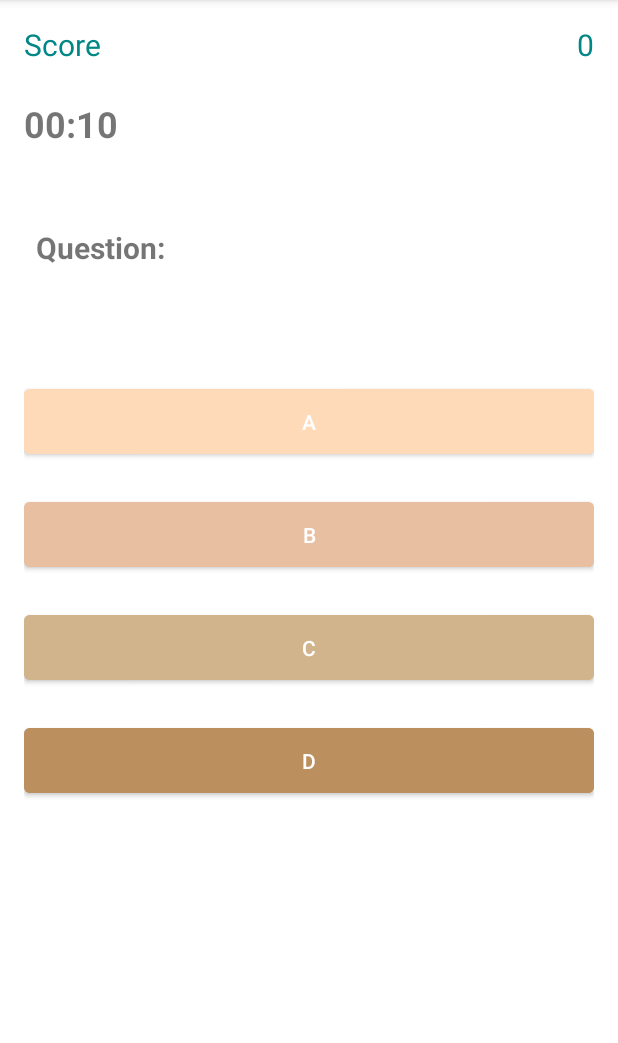
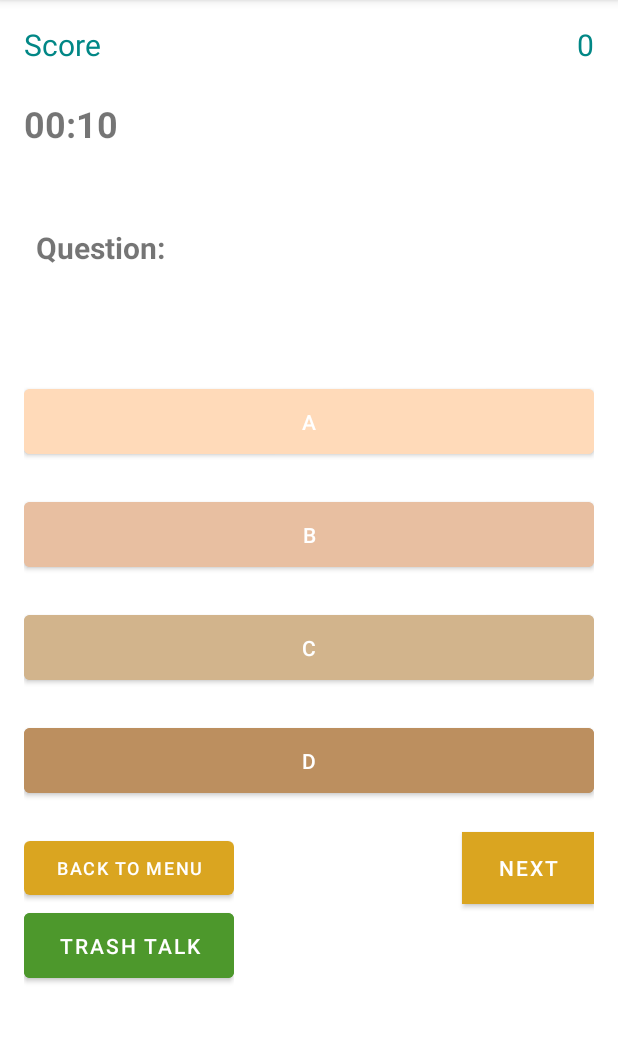
Before and after one commit to Gustrivius/Gustrivius, an Android app: the screen it shows after launch (playActivity), after a tap on "PLAY", on a phone screen of 412 x 824 dp, the part 84-1127 px from its top. Run offline under Robolectric (Android 15) with nearby library versions, the phone set to English and light mode, and no system bars; our stand-ins replace Firebase (no records; nobody signed in at launch, a user with empty details on screens opened directly); 2 statements that could not run were skipped; 2 other taps on this screen came first.

Commit message:
Trash talk setup *not working*

```diff
--- a/app/src/main/AndroidManifest.xml
+++ b/app/src/main/AndroidManifest.xml
@@ -11,6 +11,9 @@
         android:supportsRtl="true"
         android:theme="@style/Theme.Gustrivius"
         tools:targetApi="31">
+        <activity
+            android:name=".trashTalk"
+            android:exported="false" />
         <activity
             android:name=".LeaderboardActivity"
             android:exported="false" />
--- /dev/null
+++ b/app/src/main/java/com/example/gustrivius/message.kt
@@ -0,0 +1,4 @@
+package com.example.gustrivius
+
+data class message(val text: String, val user: String, val time: Long) {
+}
--- a/app/src/main/java/com/example/gustrivius/playActivity.kt
+++ b/app/src/main/java/com/example/gustrivius/playActivity.kt
@@ -42,6 +42,11 @@ class playActivity : AppCompatActivity()  {
         }
 
         QID.shuffled()
+
+        binding.chatButton.setOnClickListener { view: View->
+            val intent = Intent(this, trashTalk::class.java)
+            MenuLauncher.launch(intent)
+        }
 
         //var questionTextView = findViewById(R.id.question_text);
 
--- a/app/src/main/res/layout/activity_play.xml
+++ b/app/src/main/res/layout/activity_play.xml
@@ -102,7 +102,7 @@
         android:layout_marginBottom="20dp"
         android:id="@+id/choice_4"/>
 
-    <!--<Button
+    <Button
         android:layout_width="wrap_content"
         android:layout_height="wrap_content"
         android:layout_below="@+id/choice_4"
@@ -112,13 +112,14 @@
         android:textColor="#fff"
         android:padding="8dp"
         android:layout_marginBottom="24dp"
-        android:id="@+id/next_button"/>-->
+        android:id="@+id/next_button"/>
 
 
-    <!--<LinearLayout
+    <LinearLayout
         android:layout_width="wrap_content"
         android:layout_height="wrap_content"
-        android:orientation="horizontal">
+        android:orientation="vertical"
+        android:layout_below="@+id/choice_4">
 
         <Button
             android:id="@+id/MenuButton"
@@ -128,7 +129,18 @@
             android:textSize="12dp"
             />
 
-    </LinearLayout>-->
+            <Button
+        android:layout_width="match_parent"
+        android:layout_height="wrap_content"
+        android:layout_below="@+id/MenuButton"
+        android:text="Trash Talk"
+        android:backgroundTint="#4D982C"
+        android:textColor="#fff"
+        android:padding="12dp"
+        android:layout_marginBottom="20dp"
+        android:id="@+id/chat_button"/>
+
+    </LinearLayout>
 
 <!--    Ctrl+/ (line comment) or Ctrl+shift+/ (block comment) -->
 
```
Also changed, not shown: app/src/main/java/com/example/gustrivius/trashTalk.kt (added, +11 -0 lines), app/src/main/res/layout/activity_trash_talk.xml (added, +9 -0 lines).
